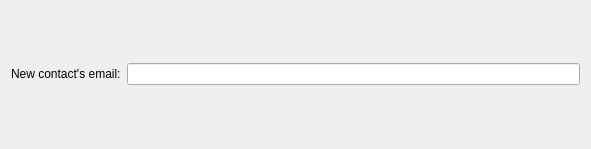
mikhainin/kopete_mrim, file mrimaddui.ui: the form before one commit.
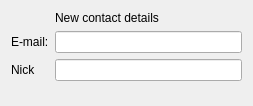
The form after the commit.

Commit message: Nick for contact

Diff of the .ui file:
```diff
--- a/mrimaddui.ui
+++ b/mrimaddui.ui
@@ -6,28 +6,42 @@
    <rect>
     <x>0</x>
     <y>0</y>
-    <width>591</width>
-    <height>149</height>
+    <width>253</width>
+    <height>106</height>
    </rect>
   </property>
   <layout class="QVBoxLayout">
    <item>
-    <layout class="QHBoxLayout">
-     <property name="spacing">
-      <number>6</number>
-     </property>
+    <layout class="QFormLayout" name="formLayout">
      <property name="margin">
       <number>0</number>
      </property>
-     <item>
+     <item row="1" column="1">
+      <widget class="QLineEdit" name="editEmail"/>
+     </item>
+     <item row="1" column="0">
       <widget class="QLabel" name="label">
        <property name="text">
-        <string>New contact's email:</string>
+        <string>E-mail:</string>
        </property>
       </widget>
      </item>
-     <item>
-      <widget class="QLineEdit" name="lineEdit"/>
+     <item row="0" column="1">
+      <widget class="QLabel" name="label_2">
+       <property name="text">
+        <string>New contact details</string>
+       </property>
+      </widget>
+     </item>
+     <item row="2" column="0">
+      <widget class="QLabel" name="label_3">
+       <property name="text">
+        <string>Nick</string>
+       </property>
+      </widget>
+     </item>
+     <item row="2" column="1">
+      <widget class="QLineEdit" name="editNick"/>
      </item>
     </layout>
    </item>
```
The commit also changes 4 other files.
